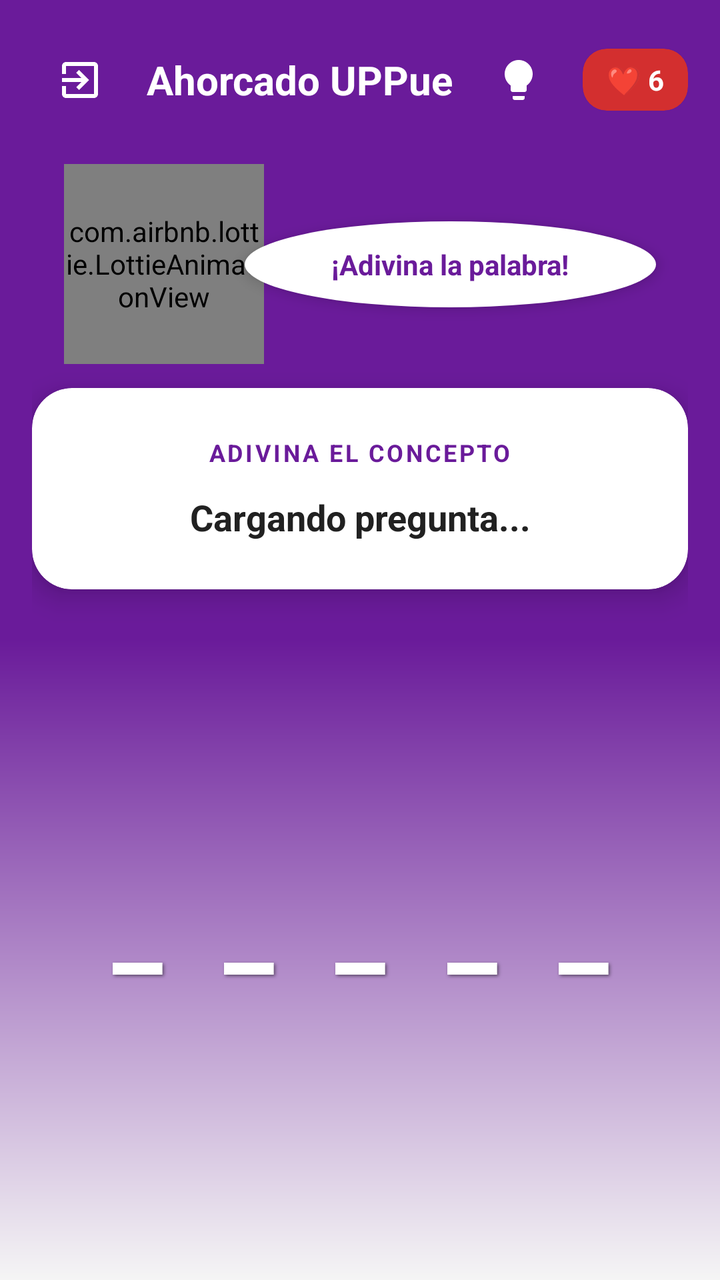
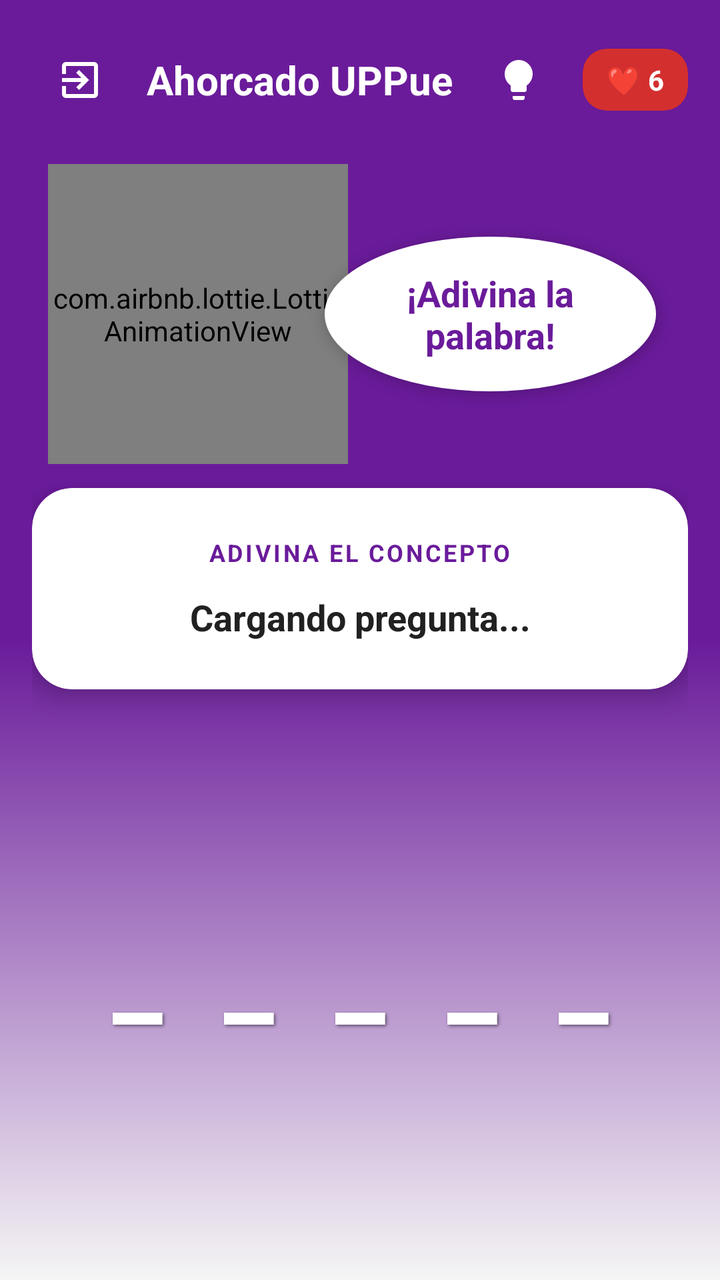

Compare the two renders of this Android layout. The source of the first and the diff that turns it into the second are given below.
<!-- AndroidManifest.xml: activity theme Theme.ReglamentoUpp -->
<!-- res/layout/activity_hangman.xml -->
<?xml version="1.0" encoding="utf-8"?>
<androidx.constraintlayout.widget.ConstraintLayout xmlns:android="http://schemas.android.com/apk/res/android"
    xmlns:app="http://schemas.android.com/apk/res-auto"
    xmlns:tools="http://schemas.android.com/tools"
    android:layout_width="match_parent"
    android:layout_height="match_parent"
    android:background="@drawable/game_background"
    android:padding="16dp"
    tools:context=".HangmanActivity">

    <LinearLayout
        android:id="@+id/headerLayout"
        android:layout_width="match_parent"
        android:layout_height="wrap_content"
        android:orientation="horizontal"
        android:gravity="center_vertical"
        app:layout_constraintTop_toTopOf="parent">

        <ImageButton
            android:id="@+id/btnBack"
            android:layout_width="48dp"
            android:layout_height="48dp"
            android:background="?attr/selectableItemBackgroundBorderless"
            android:src="@drawable/ic_logout"
            app:tint="@color/white"
            android:contentDescription="Volver" />

        <TextView
            android:layout_width="0dp"
            android:layout_height="wrap_content"
            android:layout_weight="1"
            android:text="Ahorcado UPPue"
            android:textAlignment="center"
            android:textColor="@color/white"
            android:textSize="20sp"
            android:textStyle="bold" />

        <ImageButton
            android:id="@+id/btnHelp"
            android:layout_width="48dp"
            android:layout_height="48dp"
            android:layout_marginEnd="8dp"
            android:background="?attr/selectableItemBackgroundBorderless"
            android:src="@drawable/ic_foco"
            app:tint="@color/white"
            android:contentDescription="Instrucciones" />

        <com.google.android.material.card.MaterialCardView
            android:layout_width="wrap_content"
            android:layout_height="wrap_content"
            app:cardCornerRadius="12dp"
            app:cardBackgroundColor="#D32F2F">
            <TextView
                android:id="@+id/tvHangmanLives"
                android:layout_width="wrap_content"
                android:layout_height="wrap_content"
                android:paddingHorizontal="12dp"
                android:paddingVertical="6dp"
                android:text="❤️ 6"
                android:textColor="@color/white"
                android:textStyle="bold" />
        </com.google.android.material.card.MaterialCardView>
    </LinearLayout>

    <androidx.constraintlayout.widget.ConstraintLayout
        android:id="@+id/layoutCharacter"
        android:layout_width="match_parent"
        android:layout_height="110dp"
        android:layout_marginTop="8dp"
        app:layout_constraintTop_toBottomOf="@+id/headerLayout"
        app:layout_constraintBottom_toTopOf="@+id/cardQuestion">

        <com.airbnb.lottie.LottieAnimationView
            android:id="@+id/lottieCharacter"
            android:layout_width="100dp"
            android:layout_height="100dp"
            app:lottie_rawRes="@raw/owlie_nodding"
            app:lottie_autoPlay="true"
            app:lottie_loop="true"
            app:layout_constraintBottom_toBottomOf="parent"
            app:layout_constraintStart_toStartOf="parent"
            android:layout_marginStart="16dp"/>

        <TextView
            android:id="@+id/tvSpeechBubble"
            android:layout_width="0dp"
            android:layout_height="wrap_content"
            android:background="@drawable/white_circle_bg"
            android:backgroundTint="#FFFFFF"
            android:padding="12dp"
            android:text="¡Adivina la palabra!"
            android:textColor="@color/upp_primary"
            android:textStyle="bold"
            android:textSize="14sp"
            android:gravity="center"
            android:elevation="4dp"
            app:layout_constraintStart_toEndOf="@id/lottieCharacter"
            app:layout_constraintEnd_toEndOf="parent"
            app:layout_constraintTop_toTopOf="@id/lottieCharacter"
            app:layout_constraintBottom_toBottomOf="@id/lottieCharacter"
            android:layout_marginEnd="16dp"
            android:layout_marginStart="-10dp"/>
    </androidx.constraintlayout.widget.ConstraintLayout>

    <com.google.android.material.card.MaterialCardView
        android:id="@+id/cardQuestion"
        android:layout_width="match_parent"
        android:layout_height="wrap_content"
        android:layout_marginTop="12dp"
        app:cardCornerRadius="20dp"
        app:cardElevation="8dp"
        app:cardBackgroundColor="@color/white"
        app:layout_constraintTop_toBottomOf="@id/layoutCharacter">

        <LinearLayout
            android:layout_width="match_parent"
            android:layout_height="wrap_content"
            android:orientation="vertical"
            android:padding="24dp">

            <TextView
                android:layout_width="wrap_content"
                android:layout_height="wrap_content"
                android:text="ADIVINA EL CONCEPTO"
                android:textSize="12sp"
                android:letterSpacing="0.1"
                android:textColor="@color/upp_primary"
                android:textStyle="bold"
                android:layout_gravity="center"/>

            <TextView
                android:id="@+id/tvQuestion"
                android:layout_width="match_parent"
                android:layout_height="wrap_content"
                android:layout_marginTop="12dp"
                android:text="Cargando pregunta..."
                android:textAlignment="center"
                android:textColor="@color/text_primary"
                android:textSize="18sp"
                android:textStyle="bold"
                android:lineSpacingExtra="4dp"/>
        </LinearLayout>
    </com.google.android.material.card.MaterialCardView>

    <TextView
        android:id="@+id/tvHangmanWord"
        android:layout_width="match_parent"
        android:layout_height="wrap_content"
        android:layout_marginTop="16dp"
        android:gravity="center"
        android:text="_ _ _ _ _"
        android:textColor="@color/white"
        android:textSize="56sp"
        android:textStyle="bold"
        android:letterSpacing="0.15"
        android:shadowColor="#80000000"
        android:shadowDx="2"
        android:shadowDy="2"
        android:shadowRadius="4"
        app:layout_constraintTop_toBottomOf="@id/cardQuestion"
        app:layout_constraintBottom_toTopOf="@id/layoutTeclado"/>

    <LinearLayout
        android:id="@+id/layoutTeclado"
        android:layout_width="match_parent"
        android:layout_height="wrap_content"
        android:layout_marginBottom="16dp"
        android:orientation="vertical"
        android:gravity="center_horizontal"
        app:layout_constraintBottom_toBottomOf="parent"
        app:layout_constraintEnd_toEndOf="parent"
        app:layout_constraintStart_toStartOf="parent">
    </LinearLayout>

</androidx.constraintlayout.widget.ConstraintLayout>
<!-- resources referenced by this layout -->
<resources>
  <color name="text_primary">#212121</color>
  <color name="upp_primary">#6A1B9A</color>
  <color name="white">#FFFFFFFF</color>
  <!-- drawable game_background (drawable) -->
  <?xml version="1.0" encoding="utf-8"?>
  <shape xmlns:android="http://schemas.android.com/apk/res/android">
      <gradient
          android:angle="270"
          android:startColor="@color/gradient_start"
          android:centerColor="@color/upp_primary"
          android:endColor="@color/app_bg"
          android:endY="0.7"
          android:type="linear" />
  </shape>
  <!-- drawable ic_foco (drawable) -->
  <vector xmlns:android="http://schemas.android.com/apk/res/android"
      android:width="24dp"
      android:height="24dp"
      android:viewportWidth="24"
      android:viewportHeight="24">
      <path
          android:fillColor="#FFFFFF"
          android:pathData="M9,21c0,0.55 0.45,1 1,1h4c0.55,0 1,-0.45 1,-1v-1H9V21zM12,2C8.14,2 5,5.14 5,9c0,2.38 1.19,4.47 3,5.74V17c0,0.55 0.45,1 1,1h6c0.55,0 1,-0.45 1,-1v-2.26c1.81,-1.27 3,-3.36 3,-5.74C19,5.14 15.86,2 12,2z"/>
  </vector>
  <!-- drawable ic_logout (drawable) -->
  <vector xmlns:android="http://schemas.android.com/apk/res/android"
      android:width="24dp"
      android:height="24dp"
      android:viewportWidth="24"
      android:viewportHeight="24"
      android:tint="#FFFFFF">
      <path
          android:fillColor="@android:color/white"
          android:pathData="M10.09,15.59L11.5,17l5,-5 -5,-5 -1.41,1.41L12.67,11H3v2h9.67l-2.58,2.59zM19,3H5c-1.11,0 -2,0.9 -2,2v4h2V5h14v14H5v-4H3v4c0,1.1 0.89,2 2,2h14c1.1,0 2,-0.9 2,-2V5c0,-1.1 -0.9,-2 -2,-2z"/>
  </vector>
  <!-- drawable white_circle_bg (drawable) -->
  <?xml version="1.0" encoding="utf-8"?>
  <shape xmlns:android="http://schemas.android.com/apk/res/android" android:shape="oval">
      <solid android:color="@color/white"/>
  </shape>
  <style name="Theme.ReglamentoUpp" parent="Theme.MaterialComponents.DayNight.NoActionBar">
          <item name="colorPrimary">@color/upp_primary</item>
          <item name="colorPrimaryVariant">@color/upp_primary_dark</item>
          <item name="colorOnPrimary">@color/white</item>
          <item name="colorSecondary">@color/upp_accent</item>
          <item name="colorSecondaryVariant">@color/upp_secondary</item>
          <item name="colorOnSecondary">@color/white</item>
  
          <item name="shapeAppearanceSmallComponent">@style/ShapeAppearance.App.SmallComponent</item>
          <item name="shapeAppearanceMediumComponent">@style/ShapeAppearance.App.MediumComponent</item>
          <item name="shapeAppearanceLargeComponent">@style/ShapeAppearance.App.LargeComponent</item>
  
          <item name="textInputStyle">@style/Widget.MaterialComponents.TextInputLayout.OutlinedBox.Rounded</item>
      </style>
  <color name="gradient_start">#6A1B9A</color>
  <color name="app_bg">#F5F5F5</color>
  <color name="upp_primary_dark">#4A148C</color>
  <color name="upp_accent">#AB47BC</color>
  <color name="upp_secondary">#8E24AA</color>
  <style name="ShapeAppearance.App.SmallComponent" parent="ShapeAppearance.MaterialComponents.SmallComponent">
          <item name="cornerFamily">rounded</item>
          <item name="cornerSize">50%</item> </style>
  <style name="ShapeAppearance.App.MediumComponent" parent="ShapeAppearance.MaterialComponents.MediumComponent">
          <item name="cornerFamily">rounded</item>
          <item name="cornerSize">28dp</item> </style>
  <style name="ShapeAppearance.App.LargeComponent" parent="ShapeAppearance.MaterialComponents.LargeComponent">
          <item name="cornerFamily">rounded</item>
          <item name="cornerSize">36dp</item> </style>
  <style name="Widget.MaterialComponents.TextInputLayout.OutlinedBox.Rounded" parent="Widget.MaterialComponents.TextInputLayout.OutlinedBox">
          <item name="boxCornerRadiusTopStart">24dp</item>
          <item name="boxCornerRadiusTopEnd">24dp</item>
          <item name="boxCornerRadiusBottomStart">24dp</item>
          <item name="boxCornerRadiusBottomEnd">24dp</item>
      </style>
</resources>

<!-- the commit's change to res/layout/activity_hangman.xml (unified diff, before → after) -->
@@ -65,21 +65,21 @@
     <androidx.constraintlayout.widget.ConstraintLayout
         android:id="@+id/layoutCharacter"
         android:layout_width="match_parent"
-        android:layout_height="110dp"
+        android:layout_height="160dp"
         android:layout_marginTop="8dp"
         app:layout_constraintTop_toBottomOf="@+id/headerLayout"
         app:layout_constraintBottom_toTopOf="@+id/cardQuestion">
 
         <com.airbnb.lottie.LottieAnimationView
             android:id="@+id/lottieCharacter"
-            android:layout_width="100dp"
-            android:layout_height="100dp"
+            android:layout_width="150dp"
+            android:layout_height="150dp"
             app:lottie_rawRes="@raw/owlie_nodding"
             app:lottie_autoPlay="true"
             app:lottie_loop="true"
             app:layout_constraintBottom_toBottomOf="parent"
             app:layout_constraintStart_toStartOf="parent"
-            android:layout_marginStart="16dp"/>
+            android:layout_marginStart="8dp"/>
 
         <TextView
             android:id="@+id/tvSpeechBubble"
@@ -87,11 +87,11 @@
             android:layout_height="wrap_content"
             android:background="@drawable/white_circle_bg"
             android:backgroundTint="#FFFFFF"
-            android:padding="12dp"
+            android:padding="16dp"
             android:text="¡Adivina la palabra!"
             android:textColor="@color/upp_primary"
             android:textStyle="bold"
-            android:textSize="14sp"
+            android:textSize="18sp"
             android:gravity="center"
             android:elevation="4dp"
             app:layout_constraintStart_toEndOf="@id/lottieCharacter"
@@ -99,7 +99,7 @@
             app:layout_constraintTop_toTopOf="@id/lottieCharacter"
             app:layout_constraintBottom_toBottomOf="@id/lottieCharacter"
             android:layout_marginEnd="16dp"
-            android:layout_marginStart="-10dp"/>
+            android:layout_marginStart="-12dp"/>
     </androidx.constraintlayout.widget.ConstraintLayout>
 
     <com.google.android.material.card.MaterialCardView
